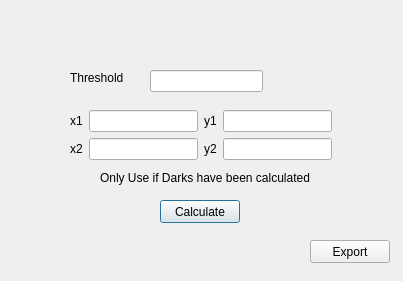
Old version of the form calcdebounceoffsets.ui in the repository htphilipp/EMPADBrowser.
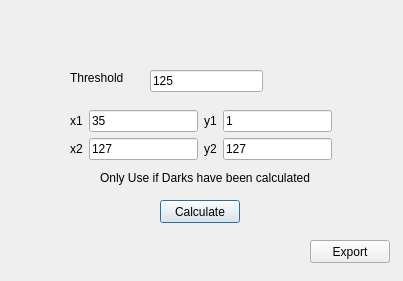
New version of the form.

```diff
--- a/calcdebounceoffsets.ui
+++ b/calcdebounceoffsets.ui
@@ -22,6 +22,9 @@
      <height>22</height>
     </rect>
    </property>
+   <property name="text">
+    <string>125</string>
+   </property>
   </widget>
   <widget class="QLabel" name="label">
    <property name="geometry">
@@ -80,7 +83,11 @@
      </widget>
     </item>
     <item row="0" column="1">
-     <widget class="QLineEdit" name="lineEdit_x1"/>
+     <widget class="QLineEdit" name="lineEdit_x1">
+      <property name="text">
+       <string>35</string>
+      </property>
+     </widget>
     </item>
     <item row="0" column="2">
      <widget class="QLabel" name="label_3">
@@ -90,7 +97,11 @@
      </widget>
     </item>
     <item row="0" column="3">
-     <widget class="QLineEdit" name="lineEdit_y1"/>
+     <widget class="QLineEdit" name="lineEdit_y1">
+      <property name="text">
+       <string>1</string>
+      </property>
+     </widget>
     </item>
     <item row="1" column="0">
      <widget class="QLabel" name="label_4">
@@ -100,7 +111,11 @@
      </widget>
     </item>
     <item row="1" column="1">
-     <widget class="QLineEdit" name="lineEdit_x2"/>
+     <widget class="QLineEdit" name="lineEdit_x2">
+      <property name="text">
+       <string>127</string>
+      </property>
+     </widget>
     </item>
     <item row="1" column="2">
      <widget class="QLabel" name="label_5">
@@ -110,7 +125,11 @@
      </widget>
     </item>
     <item row="1" column="3">
-     <widget class="QLineEdit" name="lineEdit_y2"/>
+     <widget class="QLineEdit" name="lineEdit_y2">
+      <property name="text">
+       <string>127</string>
+      </property>
+     </widget>
     </item>
    </layout>
   </widget>
```
Left out of the diff: 2 changed lines with no effect on the pictures.
